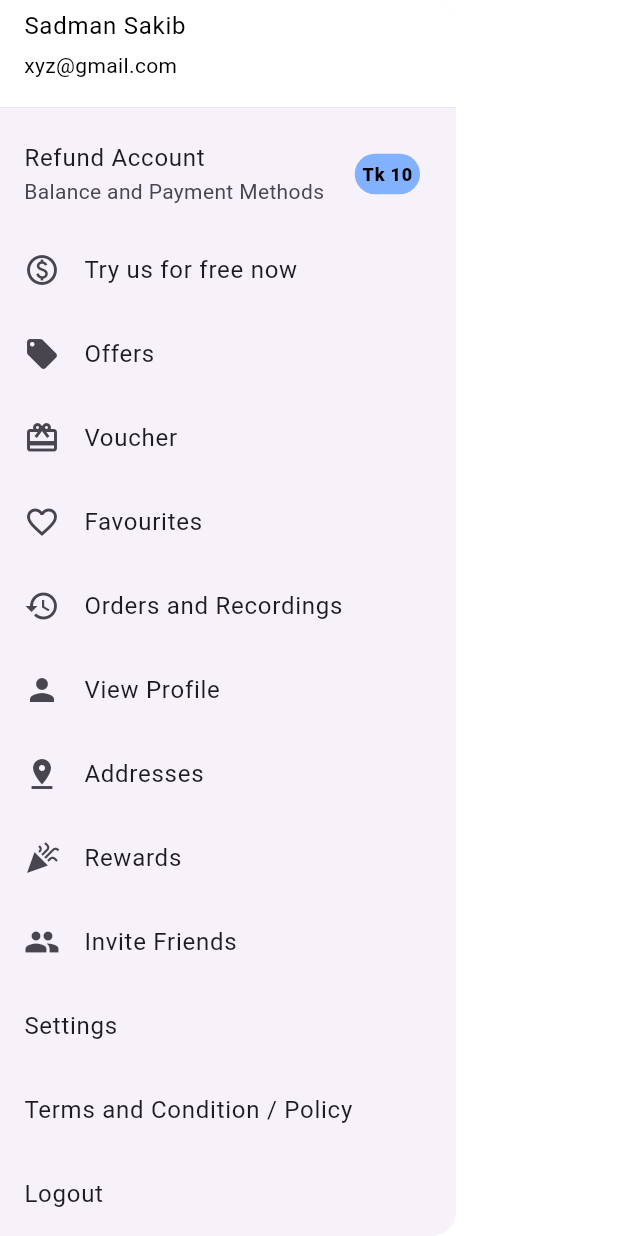
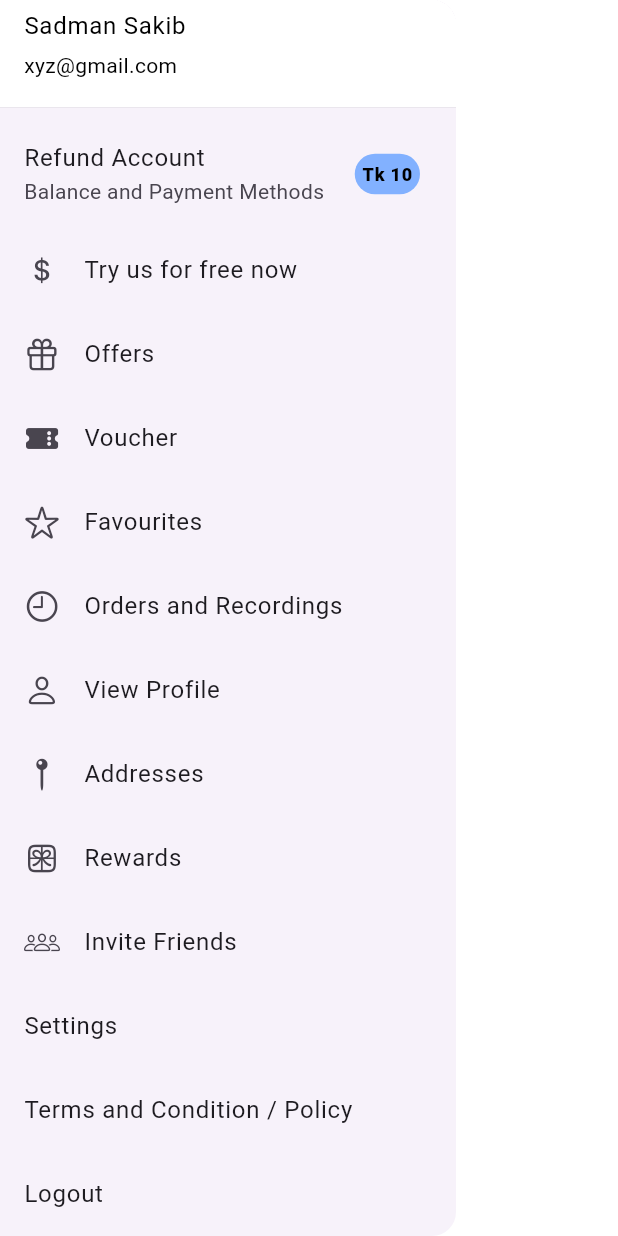
Before and after one commit to Sadman-123/MunchMart, a Flutter app: the MyDrawer widget shown alone on an empty page, opened directly, scrolled down 89 dp, on a phone screen of 412 x 824 dp. Run offline on Flutter 3.47's test engine with Material 3 defaults, Android fonts, the light colour scheme and no system bars; our stand-ins replace carousel_slider, get, loading_animation_widget; network calls fail.

Commit message:
Icon changes

```diff
--- a/lib/screen/components/mydrawe.dart
+++ b/lib/screen/components/mydrawe.dart
@@ -1,3 +1,4 @@
+import 'package:flutter/cupertino.dart';
 import 'package:flutter/material.dart';
 Widget MyDrawer()
 {
@@ -27,28 +28,28 @@ Widget MyDrawer()
           ),
         ),
         ListTile(
-          leading: Icon(Icons.paid_outlined),
+          leading: Icon(CupertinoIcons.money_dollar),
           title: Text("Try us for free now"),
         ),
 
         ListTile(
-          leading: Icon(Icons.local_offer),
+          leading: Icon(CupertinoIcons.gift),
           title: Text("Offers"),
         ),
 
-        ListTile(title: Text("Voucher"),leading: Icon(Icons.card_giftcard),),
+        ListTile(title: Text("Voucher"),leading: Icon(CupertinoIcons.ticket_fill),),
 
-        ListTile(title: Text("Favourites"),leading: Icon(Icons.favorite_border),),
+        ListTile(title: Text("Favourites"),leading: Icon(CupertinoIcons.star),),
 
-        ListTile(title: Text("Orders and Recordings"),leading: Icon(Icons.history),),
+        ListTile(title: Text("Orders and Recordings"),leading: Icon(CupertinoIcons.time),),
 
-        ListTile(title: Text("View Profile"),leading: Icon(Icons.person),),
+        ListTile(title: Text("View Profile"),leading: Icon(CupertinoIcons.person),),
 
-        ListTile(title: Text("Addresses"),leading: Icon(Icons.pin_drop),),
+        ListTile(title: Text("Addresses"),leading: Icon(CupertinoIcons.map_pin),),
 
-        ListTile(title: Text("Rewards"),leading: Icon(Icons.celebration),),
+        ListTile(title: Text("Rewards"),leading: Icon(CupertinoIcons.gift_alt),),
 
-        ListTile(title: Text("Invite Friends"),leading: Icon(Icons.group),),
+        ListTile(title: Text("Invite Friends"),leading: Icon(CupertinoIcons.group),),
 
         ListTile(title: Text("Settings"),),
 
--- a/lib/screen/home.dart
+++ b/lib/screen/home.dart
@@ -1,3 +1,4 @@
+import 'package:flutter/cupertino.dart';
 import 'package:flutter/material.dart';
 import 'package:untitled/controller/home_controller.dart';
 import 'package:untitled/custom_widgets/footer_ad.dart';
@@ -21,7 +22,7 @@ class Home extends StatelessWidget {
             padding: const EdgeInsets.all(9.0),
             child: IconButton(
               onPressed: () {},
-              icon: Icon(Icons.favorite_border, color: Colors.pink, size: 29),
+              icon: Icon(CupertinoIcons.star, color: Colors.pink, size: 29),
             ),
           ),
           Padding(
@@ -48,7 +49,7 @@ class Home extends StatelessWidget {
                 child: TextField(
                   decoration: InputDecoration(
                     hintText: "What are you looking for?",
-                    prefixIcon: Icon(Icons.search),
+                    prefixIcon: Icon(CupertinoIcons.search),
                     border: InputBorder.none,
                     contentPadding: EdgeInsets.all(15),
                   ),
```
